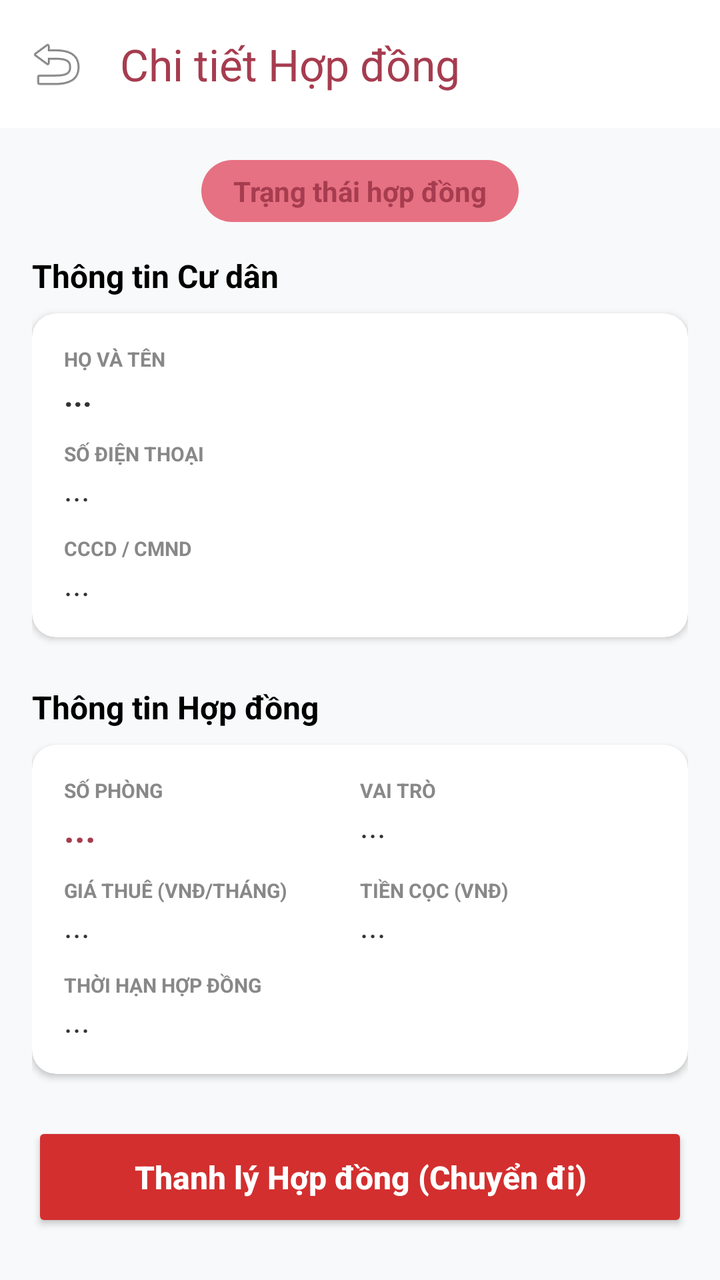
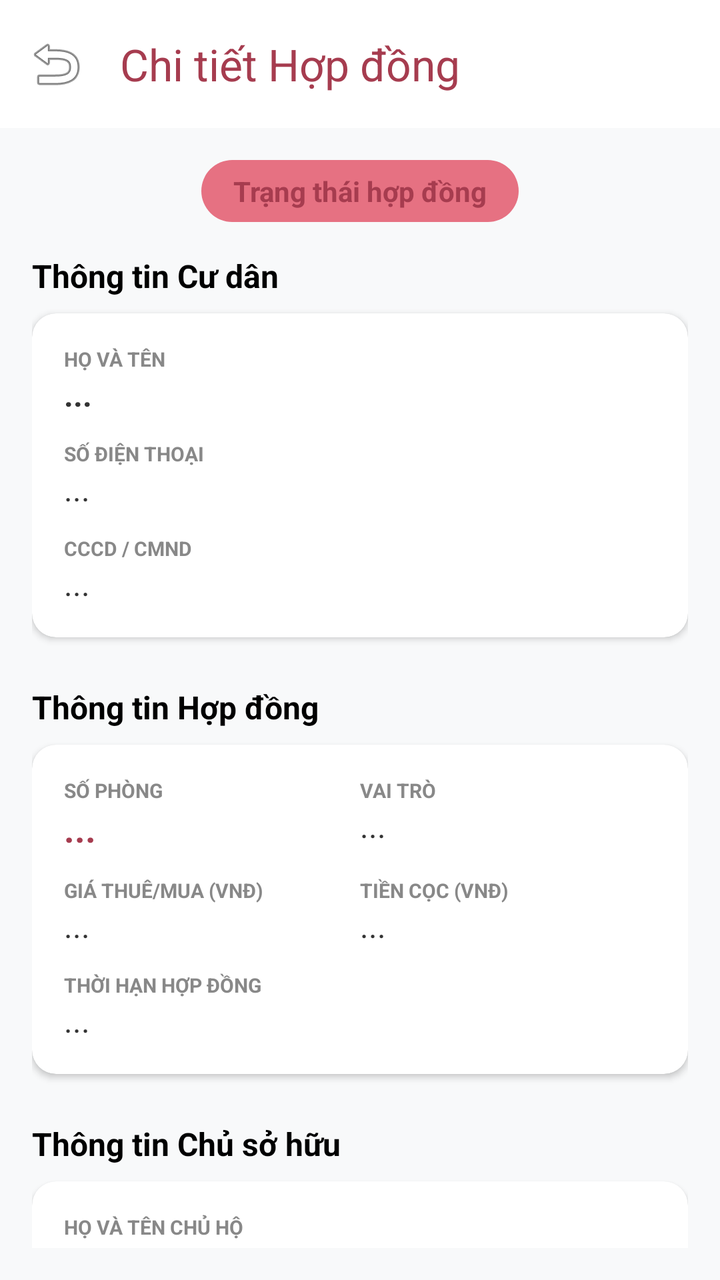

An Android layout rendered at two revisions. The XML below is the earlier revision; the diff shows what the commit changed to produce the second picture.
<!-- AndroidManifest.xml: application theme Theme.Apt -->
<!-- res/layout/fragment_contract_detail.xml -->
<?xml version="1.0" encoding="utf-8"?>
<LinearLayout xmlns:android="http://schemas.android.com/apk/res/android"
    xmlns:app="http://schemas.android.com/apk/res-auto"
    android:layout_width="match_parent"
    android:layout_height="match_parent"
    android:background="#F8F9FA"
    android:orientation="vertical">

    <androidx.appcompat.widget.Toolbar
        android:id="@+id/toolbar_contract_detail"
        android:layout_width="match_parent"
        android:layout_height="?attr/actionBarSize"
        android:background="@color/white"
        android:elevation="4dp"
        app:navigationIcon="@android:drawable/ic_menu_revert"
        app:title="Chi tiết Hợp đồng"
        app:titleTextColor="#A63C4F" />

    <ScrollView
        android:layout_width="match_parent"
        android:layout_height="match_parent"
        android:padding="16dp"
        android:scrollbars="none">

        <LinearLayout
            android:layout_width="match_parent"
            android:layout_height="wrap_content"
            android:orientation="vertical">

            <TextView
                android:id="@+id/tv_detail_status"
                android:layout_width="wrap_content"
                android:layout_height="wrap_content"
                android:layout_gravity="center"
                android:layout_marginBottom="16dp"
                android:background="@drawable/bg_button"
                android:paddingHorizontal="16dp"
                android:paddingVertical="6dp"
                android:text="Trạng thái hợp đồng"
                android:textColor="#A63C4F"
                android:textSize="14sp"
                android:textStyle="bold" />

            <TextView
                android:layout_width="wrap_content"
                android:layout_height="wrap_content"
                android:text="Thông tin Cư dân"
                android:textColor="#000000"
                android:textSize="16sp"
                android:textStyle="bold"
                android:layout_marginBottom="8dp"/>

            <androidx.cardview.widget.CardView
                android:layout_width="match_parent"
                android:layout_height="wrap_content"
                android:layout_marginBottom="24dp"
                app:cardBackgroundColor="@color/white"
                app:cardCornerRadius="12dp"
                app:cardElevation="2dp">

                <LinearLayout
                    android:layout_width="match_parent"
                    android:layout_height="wrap_content"
                    android:orientation="vertical"
                    android:padding="16dp">

                    <TextView android:layout_width="wrap_content" android:layout_height="wrap_content" android:text="HỌ VÀ TÊN" android:textColor="#888888" android:textSize="10sp" android:textStyle="bold" />
                    <TextView android:id="@+id/tv_detail_resident_name" android:layout_width="match_parent" android:layout_height="wrap_content" android:text="..." android:textColor="#333333" android:textSize="16sp" android:textStyle="bold" android:layout_marginBottom="12dp" />

                    <TextView android:layout_width="wrap_content" android:layout_height="wrap_content" android:text="SỐ ĐIỆN THOẠI" android:textColor="#888888" android:textSize="10sp" android:textStyle="bold" />
                    <TextView android:id="@+id/tv_detail_phone" android:layout_width="match_parent" android:layout_height="wrap_content" android:text="..." android:textColor="#333333" android:textSize="16sp" android:layout_marginBottom="12dp" />

                    <TextView android:layout_width="wrap_content" android:layout_height="wrap_content" android:text="CCCD / CMND" android:textColor="#888888" android:textSize="10sp" android:textStyle="bold" />
                    <TextView android:id="@+id/tv_detail_cccd" android:layout_width="match_parent" android:layout_height="wrap_content" android:text="..." android:textColor="#333333" android:textSize="16sp" />
                </LinearLayout>
            </androidx.cardview.widget.CardView>

            <TextView
                android:layout_width="wrap_content"
                android:layout_height="wrap_content"
                android:text="Thông tin Hợp đồng"
                android:textColor="#000000"
                android:textSize="16sp"
                android:textStyle="bold"
                android:layout_marginBottom="8dp"/>

            <androidx.cardview.widget.CardView
                android:layout_width="match_parent"
                android:layout_height="wrap_content"
                android:layout_marginBottom="24dp"
                app:cardBackgroundColor="@color/white"
                app:cardCornerRadius="12dp"
                app:cardElevation="2dp">

                <LinearLayout
                    android:layout_width="match_parent"
                    android:layout_height="wrap_content"
                    android:orientation="vertical"
                    android:padding="16dp">

                    <LinearLayout android:layout_width="match_parent" android:layout_height="wrap_content" android:orientation="horizontal" android:weightSum="2" android:layout_marginBottom="12dp">
                        <LinearLayout android:layout_width="0dp" android:layout_weight="1" android:layout_height="wrap_content" android:orientation="vertical">
                            <TextView android:layout_width="wrap_content" android:layout_height="wrap_content" android:text="SỐ PHÒNG" android:textColor="#888888" android:textSize="10sp" android:textStyle="bold" />
                            <TextView android:id="@+id/tv_detail_room" android:layout_width="match_parent" android:layout_height="wrap_content" android:text="..." android:textColor="#A63C4F" android:textSize="18sp" android:textStyle="bold" />
                        </LinearLayout>
                        <LinearLayout android:layout_width="0dp" android:layout_weight="1" android:layout_height="wrap_content" android:orientation="vertical">
                            <TextView android:layout_width="wrap_content" android:layout_height="wrap_content" android:text="VAI TRÒ" android:textColor="#888888" android:textSize="10sp" android:textStyle="bold" />
                            <TextView android:id="@+id/tv_detail_role" android:layout_width="match_parent" android:layout_height="wrap_content" android:text="..." android:textColor="#333333" android:textSize="16sp" />
                        </LinearLayout>
                    </LinearLayout>

                    <LinearLayout android:layout_width="match_parent" android:layout_height="wrap_content" android:orientation="horizontal" android:weightSum="2" android:layout_marginBottom="12dp">
                        <LinearLayout android:layout_width="0dp" android:layout_weight="1" android:layout_height="wrap_content" android:orientation="vertical">
                            <TextView android:layout_width="wrap_content" android:layout_height="wrap_content" android:text="GIÁ THUÊ (VNĐ/THÁNG)" android:textColor="#888888" android:textSize="10sp" android:textStyle="bold" />
                            <TextView android:id="@+id/tv_detail_rental_price" android:layout_width="match_parent" android:layout_height="wrap_content" android:text="..." android:textColor="#333333" android:textSize="16sp" />
                        </LinearLayout>
                        <LinearLayout android:layout_width="0dp" android:layout_weight="1" android:layout_height="wrap_content" android:orientation="vertical">
                            <TextView android:layout_width="wrap_content" android:layout_height="wrap_content" android:text="TIỀN CỌC (VNĐ)" android:textColor="#888888" android:textSize="10sp" android:textStyle="bold" />
                            <TextView android:id="@+id/tv_detail_deposit" android:layout_width="match_parent" android:layout_height="wrap_content" android:text="..." android:textColor="#333333" android:textSize="16sp" />
                        </LinearLayout>
                    </LinearLayout>

                    <TextView android:layout_width="wrap_content" android:layout_height="wrap_content" android:text="THỜI HẠN HỢP ĐỒNG" android:textColor="#888888" android:textSize="10sp" android:textStyle="bold" />
                    <TextView android:id="@+id/tv_detail_dates" android:layout_width="match_parent" android:layout_height="wrap_content" android:text="..." android:textColor="#333333" android:textSize="16sp" />
                </LinearLayout>
            </androidx.cardview.widget.CardView>

            <androidx.appcompat.widget.AppCompatButton
                android:id="@+id/btn_move_out"
                android:layout_width="match_parent"
                android:layout_height="55dp"
                android:layout_marginBottom="24dp"
                android:backgroundTint="#D32F2F"
                android:text="Thanh lý Hợp đồng (Chuyển đi)"
                android:textColor="@color/white"
                android:textSize="16sp"
                android:textStyle="bold"
                android:textAllCaps="false"/>

        </LinearLayout>
    </ScrollView>
</LinearLayout>
<!-- resources referenced by this layout -->
<resources>
  <color name="white">#FFFFFFFF</color>
  <!-- drawable bg_button (drawable) -->
  <shape xmlns:android="http://schemas.android.com/apk/res/android">
      <solid android:color="@color/primary"/>
      <corners android:radius="20dp"/>
  </shape>
  <style name="Theme.Apt" parent="Base.Theme.Apt" />
  <color name="primary">#E67182</color>
  <style name="Base.Theme.Apt" parent="Theme.Material3.DayNight.NoActionBar">
          
          
      </style>
</resources>

<!-- the commit's change to res/layout/fragment_contract_detail.xml (unified diff, before → after) -->
@@ -111,7 +111,7 @@
 
                     <LinearLayout android:layout_width="match_parent" android:layout_height="wrap_content" android:orientation="horizontal" android:weightSum="2" android:layout_marginBottom="12dp">
                         <LinearLayout android:layout_width="0dp" android:layout_weight="1" android:layout_height="wrap_content" android:orientation="vertical">
-                            <TextView android:layout_width="wrap_content" android:layout_height="wrap_content" android:text="GIÁ THUÊ (VNĐ/THÁNG)" android:textColor="#888888" android:textSize="10sp" android:textStyle="bold" />
+                            <TextView android:layout_width="wrap_content" android:layout_height="wrap_content" android:text="GIÁ THUÊ/MUA (VNĐ)" android:textColor="#888888" android:textSize="10sp" android:textStyle="bold" />
                             <TextView android:id="@+id/tv_detail_rental_price" android:layout_width="match_parent" android:layout_height="wrap_content" android:text="..." android:textColor="#333333" android:textSize="16sp" />
                         </LinearLayout>
                         <LinearLayout android:layout_width="0dp" android:layout_weight="1" android:layout_height="wrap_content" android:orientation="vertical">
@@ -122,6 +122,39 @@
 
                     <TextView android:layout_width="wrap_content" android:layout_height="wrap_content" android:text="THỜI HẠN HỢP ĐỒNG" android:textColor="#888888" android:textSize="10sp" android:textStyle="bold" />
                     <TextView android:id="@+id/tv_detail_dates" android:layout_width="match_parent" android:layout_height="wrap_content" android:text="..." android:textColor="#333333" android:textSize="16sp" />
+                </LinearLayout>
+            </androidx.cardview.widget.CardView>
+
+            <TextView
+                android:id="@+id/tv_title_owner_info"
+                android:layout_width="wrap_content"
+                android:layout_height="wrap_content"
+                android:text="Thông tin Chủ sở hữu"
+                android:textColor="#000000"
+                android:textSize="16sp"
+                android:textStyle="bold"
+                android:layout_marginBottom="8dp"/>
+
+            <androidx.cardview.widget.CardView
+                android:id="@+id/cv_owner_info"
+                android:layout_width="match_parent"
+                android:layout_height="wrap_content"
+                android:layout_marginBottom="24dp"
+                app:cardBackgroundColor="@color/white"
+                app:cardCornerRadius="12dp"
+                app:cardElevation="2dp">
+
+                <LinearLayout
+                    android:layout_width="match_parent"
+                    android:layout_height="wrap_content"
+                    android:orientation="vertical"
+                    android:padding="16dp">
+
+                    <TextView android:layout_width="wrap_content" android:layout_height="wrap_content" android:text="HỌ VÀ TÊN CHỦ HỘ" android:textColor="#888888" android:textSize="10sp" android:textStyle="bold" />
+                    <TextView android:id="@+id/tv_detail_owner_name" android:layout_width="match_parent" android:layout_height="wrap_content" android:text="Không có (Thuê từ BQL)" android:textColor="#333333" android:textSize="16sp" android:textStyle="italic" android:layout_marginBottom="12dp" />
+
+                    <TextView android:layout_width="wrap_content" android:layout_height="wrap_content" android:text="SỐ ĐIỆN THOẠI" android:textColor="#888888" android:textSize="10sp" android:textStyle="bold" />
+                    <TextView android:id="@+id/tv_detail_owner_phone" android:layout_width="match_parent" android:layout_height="wrap_content" android:text="---" android:textColor="#333333" android:textSize="16sp" />
                 </LinearLayout>
             </androidx.cardview.widget.CardView>
 
